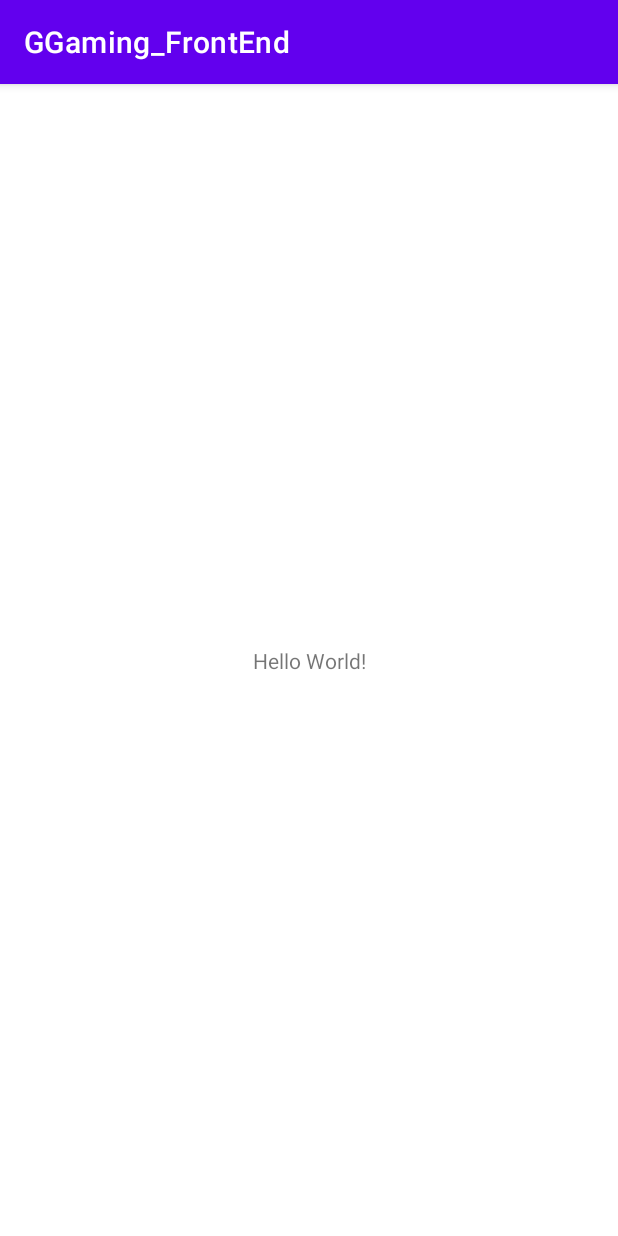
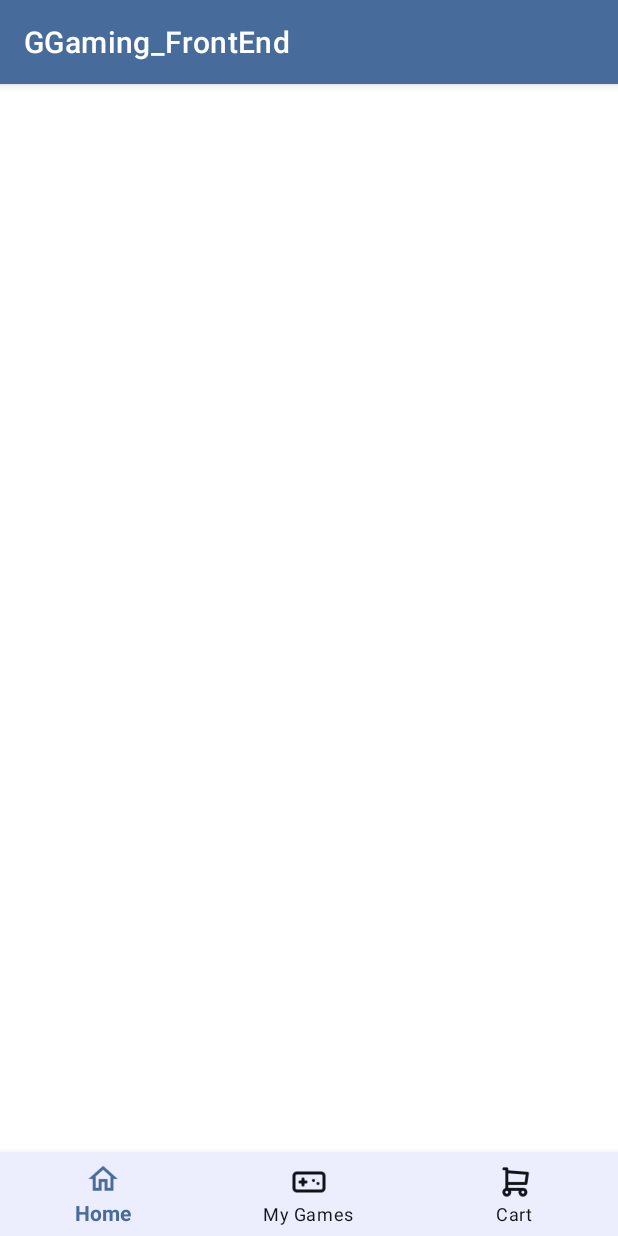
Before and after one commit to DacDuong124/GGaming_FrontEnd, an Android app: the screen it shows after launch (MainActivity), on a phone screen of 412 x 824 dp. Run offline under Robolectric (Android 15) with nearby library versions, the phone set to English and light mode, and no system bars.

Commit message:
bottom navigation bar

```diff
--- a/app/src/main/java/com/example/ggaming_frontend/MainActivity.java
+++ b/app/src/main/java/com/example/ggaming_frontend/MainActivity.java
@@ -1,18 +1,44 @@
 package com.example.ggaming_frontend;
 
+import androidx.annotation.NonNull;
 import androidx.appcompat.app.AppCompatActivity;
 
 import android.os.Bundle;
+import android.view.MenuItem;
+import android.widget.Toast;
+
+import com.google.android.material.bottomnavigation.BottomNavigationView;
+import com.google.android.material.navigation.NavigationBarView;
 
 public class MainActivity extends AppCompatActivity {
+
+    BottomNavigationView navigationView;
 
     @Override
     protected void onCreate(Bundle savedInstanceState) {
         super.onCreate(savedInstanceState);
         setContentView(R.layout.activity_main);
 
-        //blah blah blah blah
-        //hyeon-bi
+        initComponents();
+    }
+
+    private void initComponents() {
+        navigationView = findViewById(R.id.bottom_nav);
+        navigationView.setOnItemSelectedListener(item -> {
+            switch (item.getItemId()){
+                case R.id.action_home:
+                    Toast.makeText(this ,"This is home", Toast.LENGTH_SHORT).show();
+                    break;
+                case R.id.action_my_games:
+                    Toast.makeText(this ,"This is my games", Toast.LENGTH_SHORT).show();
+                    break;
+                case R.id.action_cart:
+                    Toast.makeText(this,"This is cart", Toast.LENGTH_SHORT).show();
+                    break;
+            }
+            return true;
+        });
+
     }
 
 }
--- /dev/null
+++ b/app/src/main/res/color/nav_custom_color_state.xml
@@ -0,0 +1,5 @@
+<?xml version="1.0" encoding="utf-8"?>
+<selector xmlns:android="http://schemas.android.com/apk/res/android">
+    <item android:color="@color/queen_blue" android:state_checked="true"/>
+    <item android:color="@color/rich_black" android:state_checked="false"/>
+</selector>
--- a/app/src/main/res/layout/activity_main.xml
+++ b/app/src/main/res/layout/activity_main.xml
@@ -6,13 +6,15 @@
     android:layout_height="match_parent"
     tools:context=".MainActivity">
 
-    <TextView
-        android:layout_width="wrap_content"
-        android:layout_height="wrap_content"
-        android:text="Hello World!"
-        app:layout_constraintBottom_toBottomOf="parent"
-        app:layout_constraintEnd_toEndOf="parent"
-        app:layout_constraintStart_toStartOf="parent"
-        app:layout_constraintTop_toTopOf="parent" />
 
+   <com.google.android.material.bottomnavigation.BottomNavigationView
+       android:id="@+id/bottom_nav"
+       android:layout_width="match_parent"
+       android:layout_height="wrap_content"
+       app:layout_constraintBottom_toBottomOf="parent"
+       app:menu="@menu/menu_bottom"
+       app:itemIconTint="@color/nav_custom_color_state"
+       app:itemTextAppearanceActive="@style/BottomNavigation.ActiveItemTextAppearance"
+       app:itemTextColor="@color/nav_custom_color_state"
+       app:itemBackground="@color/uranian_blue_50"/>
 </androidx.constraintlayout.widget.ConstraintLayout>
--- /dev/null
+++ b/app/src/main/res/menu/menu_bottom.xml
@@ -0,0 +1,7 @@
+<?xml version="1.0" encoding="utf-8"?>
+<menu xmlns:android="http://schemas.android.com/apk/res/android">
+    <item android:id="@+id/action_home" android:title="Home"  android:icon="@drawable/home_icon"/>
+    <item android:id="@+id/action_my_games" android:title="My Games"  android:icon="@drawable/my_games_icon"/>
+    <item android:id="@+id/action_cart" android:title="Cart"  android:icon="@drawable/cart_icon"/>
+
+</menu>
--- a/app/src/main/res/values-night/themes.xml
+++ b/app/src/main/res/values-night/themes.xml
@@ -2,12 +2,12 @@
     <!-- Base application theme. -->
     <style name="Theme.GGaming_FrontEnd" parent="Theme.MaterialComponents.DayNight.DarkActionBar">
         <!-- Primary brand color. -->
-        <item name="colorPrimary">@color/purple_200</item>
-        <item name="colorPrimaryVariant">@color/purple_700</item>
-        <item name="colorOnPrimary">@color/black</item>
+        <item name="colorPrimary">@color/queen_blue</item>
+        <item name="colorPrimaryVariant">@color/uranian_blue</item>
+        <item name="colorOnPrimary">@color/white</item>
         <!-- Secondary brand color. -->
-        <item name="colorSecondary">@color/teal_200</item>
-        <item name="colorSecondaryVariant">@color/teal_200</item>
+        <item name="colorSecondary">@color/steel_teal</item>
+        <item name="colorSecondaryVariant">@color/uranian_blue</item>
         <item name="colorOnSecondary">@color/black</item>
         <!-- Status bar color. -->
         <item name="android:statusBarColor">?attr/colorPrimaryVariant</item>
--- a/app/src/main/res/values/colors.xml
+++ b/app/src/main/res/values/colors.xml
@@ -1,10 +1,16 @@
 <?xml version="1.0" encoding="utf-8"?>
 <resources>
-    <color name="purple_200">#FFBB86FC</color>
-    <color name="purple_500">#FF6200EE</color>
-    <color name="purple_700">#FF3700B3</color>
-    <color name="teal_200">#FF03DAC5</color>
-    <color name="teal_700">#FF018786</color>
+    <color name="cordovan">#984447</color>
+    <color name="uranian_blue_50">#ECEEFE</color>
+    <color name="uranian_blue">#ADD9F4</color>
+    <color name="queen_blue">#476C9B</color>
+    <color name="steel_teal">#468C98</color>
+    <color name="rich_black">#101419</color>
     <color name="black">#FF000000</color>
     <color name="white">#FFFFFFFF</color>
+
+    <color name="grey_500">#12767680</color>
+    <color name="grey_900">#323232</color>
+    <color name="grey_400">#FFBDBDBD</color>
+    <color name="grey_600">#FF757575</color>
 </resources>
--- /dev/null
+++ b/app/src/main/res/values/styles.xml
@@ -0,0 +1,7 @@
+<?xml version="1.0" encoding="utf-8"?>
+<resources>
+    <style name="BottomNavigation.ActiveItemTextAppearance" parent="TextAppearance.AppCompat">
+        <item name="android:textStyle">bold</item>
+
+    </style>
+</resources>
--- a/app/src/main/res/values/themes.xml
+++ b/app/src/main/res/values/themes.xml
@@ -2,12 +2,12 @@
     <!-- Base application theme. -->
     <style name="Theme.GGaming_FrontEnd" parent="Theme.MaterialComponents.DayNight.DarkActionBar">
         <!-- Primary brand color. -->
-        <item name="colorPrimary">@color/purple_500</item>
-        <item name="colorPrimaryVariant">@color/purple_700</item>
+        <item name="colorPrimary">@color/queen_blue</item>
+        <item name="colorPrimaryVariant">@color/uranian_blue</item>
         <item name="colorOnPrimary">@color/white</item>
         <!-- Secondary brand color. -->
-        <item name="colorSecondary">@color/teal_200</item>
-        <item name="colorSecondaryVariant">@color/teal_700</item>
+        <item name="colorSecondary">@color/steel_teal</item>
+        <item name="colorSecondaryVariant">@color/uranian_blue</item>
         <item name="colorOnSecondary">@color/black</item>
         <!-- Status bar color. -->
         <item name="android:statusBarColor">?attr/colorPrimaryVariant</item>
```
Also changed, not shown: app/src/main/res/drawable-v24/cart_icon.png (added), app/src/main/res/drawable-v24/home_icon.png (added), app/src/main/res/drawable-v24/my_games_icon.png (added).
